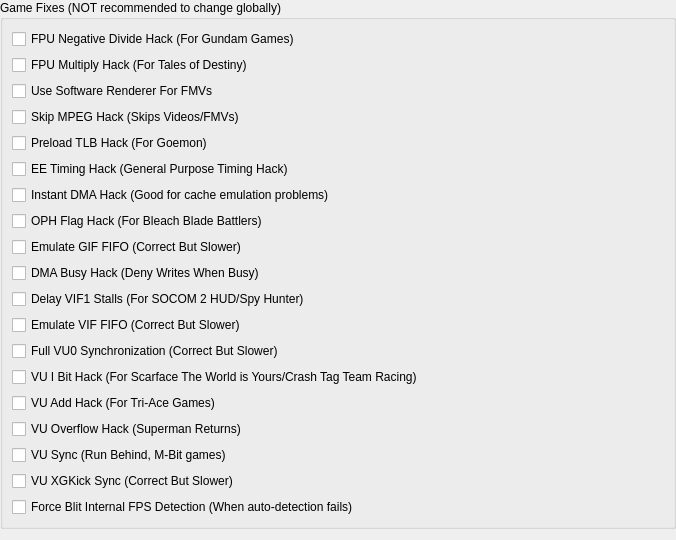
The window that pcsx2-qt/Settings/GameFixSettingsWidget.ui (PCSX2/pcsx2) describes before a commit, drawn with Qt 5.
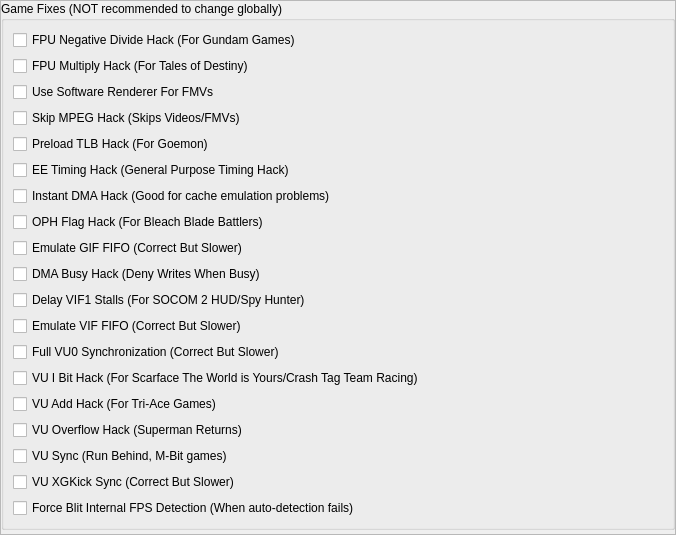
The same window after the commit.

Commit message: Qt: Shuffle some settings around/hide advanced by default

```diff
--- a/pcsx2-qt/Settings/GameFixSettingsWidget.ui
+++ b/pcsx2-qt/Settings/GameFixSettingsWidget.ui
@@ -13,6 +13,33 @@
   <property name="windowTitle">
    <string>Form</string>
   </property>
+  <layout class="QVBoxLayout" name="verticalLayout_3">
+   <property name="leftMargin">
+    <number>0</number>
+   </property>
+   <property name="topMargin">
+    <number>0</number>
+   </property>
+   <property name="rightMargin">
+    <number>0</number>
+   </property>
+   <property name="bottomMargin">
+    <number>0</number>
+   </property>
+   <item>
+    <widget class="QScrollArea" name="scrollArea">
+     <property name="widgetResizable">
+      <bool>true</bool>
+     </property>
+     <widget class="QWidget" name="scrollAreaWidgetContents">
+      <property name="geometry">
+       <rect>
+        <x>0</x>
+        <y>0</y>
+        <width>674</width>
+        <height>533</height>
+       </rect>
+      </property>
   <layout class="QVBoxLayout" name="verticalLayout">
    <property name="leftMargin">
     <number>0</number>
@@ -23,6 +50,9 @@
    <property name="rightMargin">
     <number>0</number>
    </property>
+       <property name="bottomMargin">
+        <number>0</number>
+       </property>
    <item>
     <widget class="QGroupBox" name="groupBox">
      <property name="title">
@@ -177,6 +207,10 @@
       </size>
      </property>
     </spacer>
+       </item>
+      </layout>
+     </widget>
+    </widget>
    </item>
   </layout>
  </widget>
```
Lines whose indentation alone changed are shown as unchanged. The commit also changes 24 other files.
